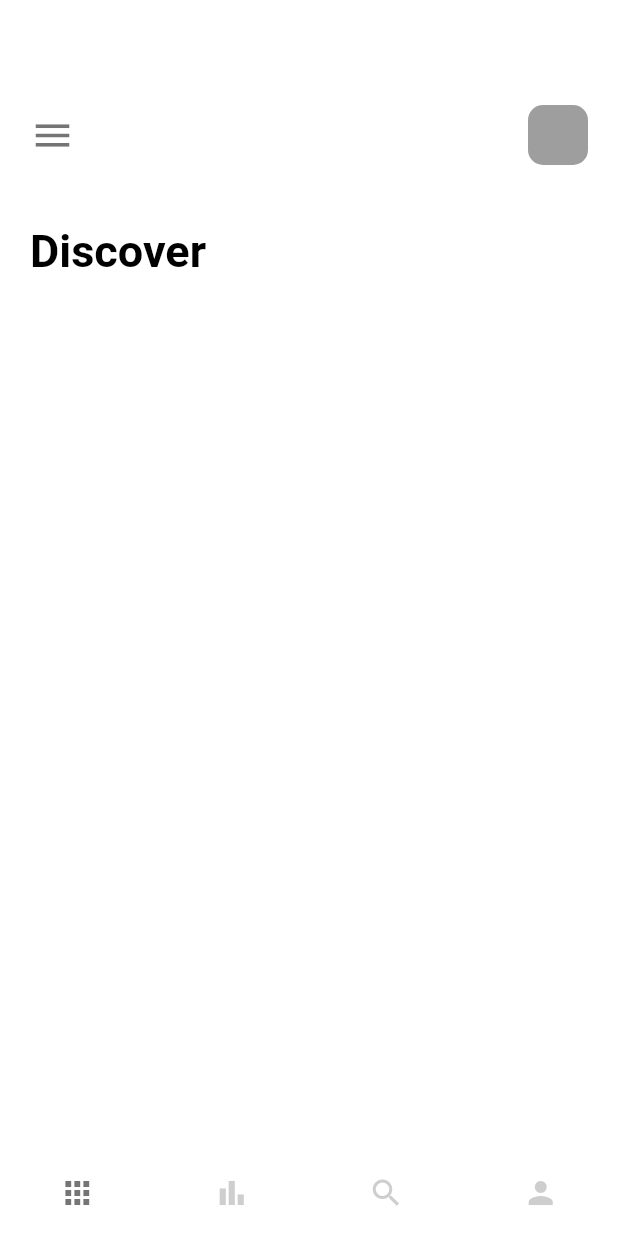
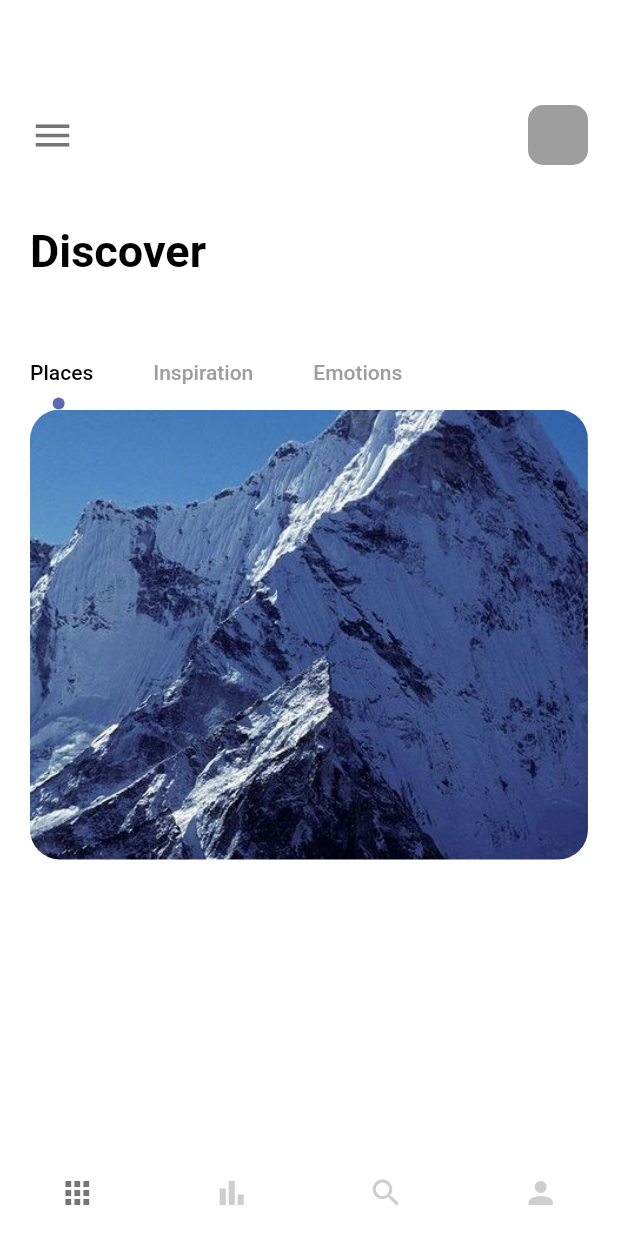
Before and after one commit to Ahmed-mohamed72/Travel-app, a Flutter app: the screen it shows after launch, on a phone screen of 412 x 824 dp. Run offline on Flutter 3.47's test engine with Material 2 defaults, Android fonts, the phone set to English and light mode, and no system bars.

Commit message:
change the indicator make it circle and put down

```diff
--- a/lib/views/nav_views/home_view.dart
+++ b/lib/views/nav_views/home_view.dart
@@ -1,5 +1,5 @@
 import 'package:flutter/material.dart';
-import 'package:travel_app1/widgets/app_large_text.dart';
+import 'package:travel_app1/widgets/home_body_widget.dart';
 
 class HomeView extends StatefulWidget {
   const HomeView({super.key});
@@ -8,36 +8,10 @@ class HomeView extends StatefulWidget {
   State<HomeView> createState() => _HomeViewState();
 }
 
-class _HomeViewState extends State<HomeView> {
+class _HomeViewState extends State<HomeView> with TickerProviderStateMixin {
   @override
   Widget build(BuildContext context) {
-    return Container(
-      padding: const EdgeInsets.only(left: 20, right: 20, top: 70),
-      child: Column(
-        crossAxisAlignment: CrossAxisAlignment.start,
-        children: [
-          Row(
-            mainAxisAlignment: MainAxisAlignment.spaceBetween,
-            children: [
-              const Icon(
-                Icons.menu,
-                size: 30,
-                color: Colors.black54,
-              ),
-              Container(
-                height: 40,
-                width: 40,
-                decoration: BoxDecoration(
-                  color: Colors.grey,
-                  borderRadius: BorderRadius.circular(10),
-                ),
-              ),
-            ],
-          ),
-          const SizedBox(height: 40),
-          const AppLargeText(text: "Discover"),
-        ],
-      ),
-    );
+    TabController tabController = TabController(length: 3, vsync: this);
+    return BodyOfHomeView(tabController: tabController);
   }
 }
--- a/lib/views/nav_views/search_view.dart
+++ b/lib/views/nav_views/search_view.dart
@@ -8,6 +8,5 @@ class SearhcView extends StatelessWidget {
     return Container(
       child: Center(child: Text("Search View")),
     );
-    ;
   }
 }
--- /dev/null
+++ b/lib/widgets/circle_tab_indicator.dart
@@ -0,0 +1,26 @@
+import 'package:flutter/material.dart';
+
+class CircleTabIndicator extends Decoration {
+  final Color color;
+  final double radius;
+  const CircleTabIndicator({required this.color, required this.radius});
+  @override
+  BoxPainter createBoxPainter([VoidCallback? onChanged]) {
+    return CirclePainter(color: color, radius: radius);
+  }
+}
+
+class CirclePainter extends BoxPainter {
+  final Color color;
+  final double radius;
+  const CirclePainter({required this.color, required this.radius});
+  @override
+  void paint(Canvas canvas, Offset offset, ImageConfiguration configuration) {
+    Paint paint = Paint();
+    paint.color = color;
+    paint.isAntiAlias = true;
+    Offset circleOffset = Offset(configuration.size!.width / 2 - radius / 2,
+        configuration.size!.height - radius);
+    canvas.drawCircle(offset + circleOffset, radius, paint);
+  }
+}
--- /dev/null
+++ b/lib/widgets/home_body_widget.dart
@@ -0,0 +1,83 @@
+import 'package:flutter/material.dart';
+import 'package:travel_app1/misc/colors.dart';
+import 'package:travel_app1/widgets/app_large_text.dart';
+import 'package:travel_app1/widgets/circle_tab_indicator.dart';
+
+class BodyOfHomeView extends StatelessWidget {
+  final TabController tabController;
+  const BodyOfHomeView({super.key, required this.tabController});
+
+  @override
+  Widget build(BuildContext context) {
+    return Container(
+      padding: const EdgeInsets.only(left: 20, right: 20, top: 70),
+      child: Column(
+        crossAxisAlignment: CrossAxisAlignment.start,
+        children: [
+          // menu text and icon
+          Row(
+            mainAxisAlignment: MainAxisAlignment.spaceBetween,
+            children: [
+              const Icon(
+                Icons.menu,
+                size: 30,
+                color: Colors.black54,
+              ),
+              Container(
+                height: 40,
+                width: 40,
+                decoration: BoxDecoration(
+                  color: Colors.grey,
+                  borderRadius: BorderRadius.circular(10),
+                ),
+              ),
+            ],
+          ),
+          const SizedBox(height: 40),
+          // discover text
+          const AppLargeText(text: "Discover"),
+          const SizedBox(height: 40),
+          // tab bar items
+          SizedBox(
+            child: TabBar(
+              labelPadding: const EdgeInsets.only(left: 0, right: 40),
+              labelColor: Colors.black,
+              unselectedLabelColor: Colors.grey,
+              isScrollable: true,
+              indicatorSize: TabBarIndicatorSize.label,
+              indicator:
+                  CircleTabIndicator(color: AppColors.mainColor, radius: 4),
+              controller: tabController,
+              tabs: const [
+                Tab(text: "Places"),
+                Tab(text: "Inspiration"),
+                Tab(text: "Emotions"),
+              ],
+            ),
+          ),
+          // tab bar view
+          SizedBox(
+            height: 300,
+            width: double.maxFinite,
+            child: TabBarView(controller: tabController, children: [
+              Container(
+                height: 300,
+                width: 200,
+                decoration: BoxDecoration(
+                  borderRadius: BorderRadius.circular(20),
+                  color: Colors.white,
+                  image: const DecorationImage(
+                    image: AssetImage("assets/img/mountain.jpeg"),
+                    fit: BoxFit.cover,
+                  ),
+                ),
+              ),
+              Text("Bey"),
+              Text("There"),
+            ]),
+          )
+        ],
+      ),
+    );
+  }
+}
```
